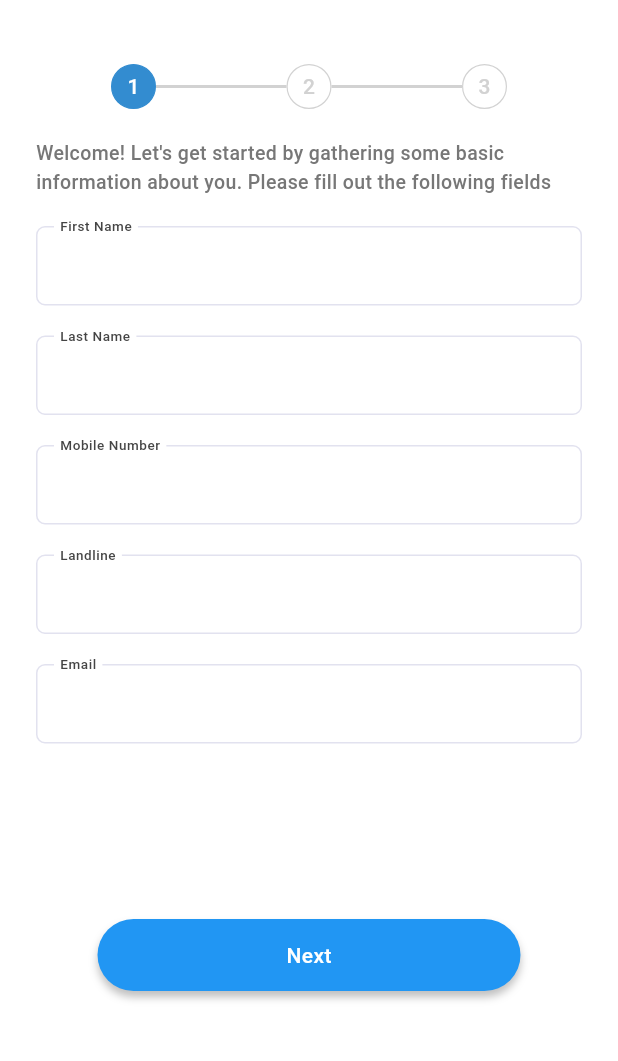
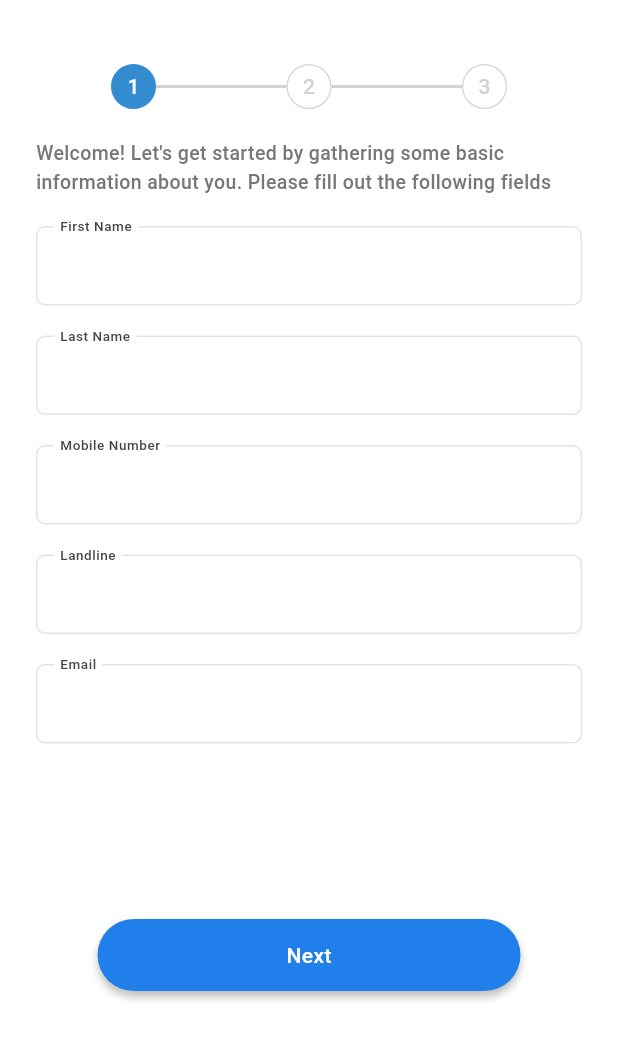
Before and after one commit to MohanadAbdallah-mv/b-task, a Flutter app: the screen it shows after launch, on a phone screen of 412 x 824 dp, the part 65-1126 px from its top. Run offline on Flutter 3.47's test engine with Material 3 defaults, Android fonts, the phone set to English and light mode, and no system bars; drawn by our look-alikes of easy_stepper; our stand-ins replace flutter_native_splash, flutter_svg, google_fonts, shared_preferences; Roboto replaces fonts that are missing (Georama).

Commit message:
adjusting active/inactive button

```diff
--- a/lib/util/app_colors.dart
+++ b/lib/util/app_colors.dart
@@ -1,11 +1,13 @@
 import 'package:flutter/material.dart';
 
 class AppColors {
-  static const mainBlueColor = Color(0xFF3d5a80);
   static const appBarTitleColor = Color(0xFF333333);
   static const activeProgressIndicatorColor = Color(0xFF338CD0);
   static const inactiveProgressIndicatorColor = Color(0xFFD2D2D2);
   static const normalTextColor = Color(0xFF777777);
   static const textFieldTitleColor = Color(0xFF444444);
   static const textFieldBorderColor = Color(0xFFE2E2EF);
+  static const mainBlueColor = Color(0xFF3d5a80);
+  static const activeButtonColor = Color(0xFF217FEB);
+  static const inactiveButtonColor = Color(0xFF737373);
 }
--- a/lib/views/components/custom_button.dart
+++ b/lib/views/components/custom_button.dart
@@ -1,10 +1,13 @@
+import 'package:blnk_task/util/app_colors.dart';
 import 'package:blnk_task/util/app_theme.dart';
 import 'package:flutter/material.dart';
 
 class CustomButton extends StatefulWidget {
-  const CustomButton({super.key, required this.child, this.onTap});
+  const CustomButton(
+      {super.key, this.isActive = true, required this.child, this.onTap});
   final VoidCallback? onTap;
   final Widget child;
+  final bool isActive;
   @override
   State<CustomButton> createState() => _CustomButtonState();
 }
@@ -13,13 +16,15 @@ class _CustomButtonState extends State<CustomButton> {
   @override
   Widget build(BuildContext context) {
     return GestureDetector(
-      onTap: widget.onTap,
+      onTap: widget.isActive ? widget.onTap : null,
       child: Container(
         width: 261,
         height: 48,
         alignment: Alignment.center,
         decoration: BoxDecoration(
-            color: Colors.blue,
+            color: widget.isActive
+                ? AppColors.activeButtonColor
+                : AppColors.inactiveButtonColor,
             boxShadow: [
               BoxShadow(
                 color: Colors.black.withOpacity(0.25),
```
